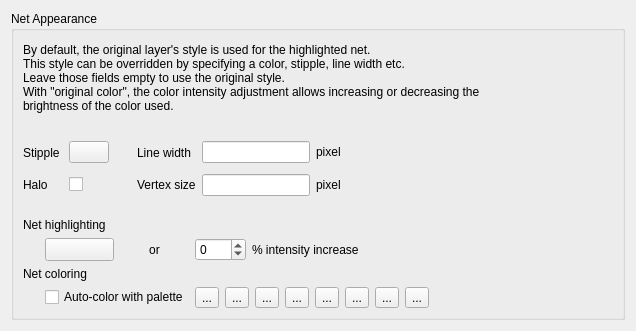
The window that src/laybasic/laybasic/NetlistBrowserConfigPage2.ui (KLayout/klayout) describes before a commit, drawn with Qt 5.
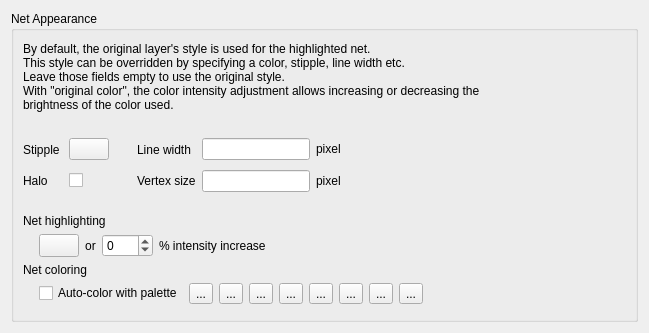
The same window after the commit. Custom widgets are drawn as their Qt base class.

Commit message: Netlist browser - some bugfixes, multiple selection of nets, colorizing

```diff
--- a/src/laybasic/laybasic/NetlistBrowserConfigPage2.ui
+++ b/src/laybasic/laybasic/NetlistBrowserConfigPage2.ui
@@ -6,8 +6,8 @@
    <rect>
     <x>0</x>
     <y>0</y>
-    <width>571</width>
-    <height>331</height>
+    <width>649</width>
+    <height>333</height>
    </rect>
   </property>
   <property name="windowTitle">
@@ -89,14 +89,35 @@
          <property name="spacing">
           <number>6</number>
          </property>
-         <item row="0" column="0" colspan="6">
-          <widget class="QLabel" name="label_3">
+         <item row="3" column="0" colspan="4">
+          <widget class="QLabel" name="label_8">
            <property name="text">
-            <string>Net highlighting</string>
+            <string>Net coloring</string>
            </property>
           </widget>
          </item>
-         <item row="3" column="0">
+         <item row="1" column="0" colspan="4">
+          <widget class="QFrame" name="frame_4">
+           <property name="frameShape">
+            <enum>QFrame::NoFrame</enum>
+           </property>
+           <property name="frameShadow">
+            <enum>QFrame::Raised</enum>
+           </property>
+           <layout class="QHBoxLayout" name="horizontalLayout">
+            <property name="leftMargin">
+             <number>0</number>
+            </property>
+            <property name="topMargin">
+             <number>0</number>
+            </property>
+            <property name="rightMargin">
+             <number>0</number>
+            </property>
+            <property name="bottomMargin">
+             <number>0</number>
+            </property>
+            <item>
           <spacer>
            <property name="orientation">
             <enum>Qt::Horizontal</enum>
@@ -112,23 +133,23 @@
            </property>
           </spacer>
          </item>
-         <item row="1" column="0">
-          <spacer>
-           <property name="orientation">
-            <enum>Qt::Horizontal</enum>
-           </property>
-           <property name="sizeType">
-            <enum>QSizePolicy::Fixed</enum>
-           </property>
-           <property name="sizeHint" stdset="0">
-            <size>
-             <width>16</width>
-             <height>20</height>
-            </size>
-           </property>
-          </spacer>
-         </item>
-         <item row="1" column="2">
+            <item>
+             <widget class="lay::ColorButton" name="color_pb">
+              <property name="sizePolicy">
+               <sizepolicy hsizetype="Preferred" vsizetype="Ignored">
+                <horstretch>0</horstretch>
+                <verstretch>0</verstretch>
+               </sizepolicy>
+              </property>
+              <property name="toolTip">
+               <string>The color in which the rulers are drawn</string>
+              </property>
+              <property name="text">
+               <string/>
+              </property>
+             </widget>
+            </item>
+            <item>
           <widget class="QLabel" name="label_9">
            <property name="text">
             <string>or</string>
@@ -138,14 +159,27 @@
            </property>
           </widget>
          </item>
-         <item row="1" column="4">
+            <item>
+             <widget class="QSpinBox" name="brightness_sb">
+              <property name="minimum">
+               <number>-100</number>
+              </property>
+              <property name="maximum">
+               <number>100</number>
+              </property>
+              <property name="singleStep">
+               <number>10</number>
+              </property>
+             </widget>
+            </item>
+            <item>
           <widget class="QLabel" name="label_4">
            <property name="text">
             <string>% intensity increase</string>
            </property>
           </widget>
          </item>
-         <item row="1" column="5">
+            <item>
           <spacer>
            <property name="orientation">
             <enum>Qt::Horizontal</enum>
@@ -158,7 +192,17 @@
            </property>
           </spacer>
          </item>
-         <item row="3" column="3" colspan="3">
+           </layout>
+          </widget>
+         </item>
+         <item row="0" column="0" colspan="4">
+          <widget class="QLabel" name="label_3">
+           <property name="text">
+            <string>Net highlighting</string>
+           </property>
+          </widget>
+         </item>
+         <item row="5" column="1" colspan="3">
           <widget class="QFrame" name="frame_3">
            <property name="frameShape">
             <enum>QFrame::NoFrame</enum>
@@ -182,6 +226,53 @@
             <property name="bottomMargin">
              <number>0</number>
             </property>
+           </layout>
+          </widget>
+         </item>
+         <item row="4" column="0" colspan="4">
+          <widget class="QFrame" name="frame_5">
+           <property name="frameShape">
+            <enum>QFrame::NoFrame</enum>
+           </property>
+           <property name="frameShadow">
+            <enum>QFrame::Raised</enum>
+           </property>
+           <layout class="QHBoxLayout" name="horizontalLayout_2">
+            <property name="leftMargin">
+             <number>0</number>
+            </property>
+            <property name="topMargin">
+             <number>0</number>
+            </property>
+            <property name="rightMargin">
+             <number>0</number>
+            </property>
+            <property name="bottomMargin">
+             <number>0</number>
+            </property>
+            <item>
+             <spacer>
+              <property name="orientation">
+               <enum>Qt::Horizontal</enum>
+              </property>
+              <property name="sizeType">
+               <enum>QSizePolicy::Fixed</enum>
+              </property>
+              <property name="sizeHint" stdset="0">
+               <size>
+                <width>16</width>
+                <height>20</height>
+               </size>
+              </property>
+             </spacer>
+            </item>
+            <item>
+             <widget class="QCheckBox" name="cycle_colors_cb">
+              <property name="text">
+               <string>Auto-color with palette</string>
+              </property>
+             </widget>
+            </item>
             <item>
              <widget class="QToolButton" name="cc0">
               <property name="text">
@@ -196,27 +287,6 @@
               </property>
              </widget>
             </item>
-            <item>
-             <widget class="QToolButton" name="cc2">
-              <property name="text">
-               <string>...</string>
-              </property>
-             </widget>
-            </item>
-            <item>
-             <widget class="QToolButton" name="cc3">
-              <property name="text">
-               <string>...</string>
-              </property>
-             </widget>
-            </item>
-            <item>
-             <widget class="QToolButton" name="cc4">
-              <property name="text">
-               <string>...</string>
-              </property>
-             </widget>
-            </item>
             <item>
              <widget class="QToolButton" name="cc5">
               <property name="text">
@@ -231,6 +301,13 @@
               </property>
              </widget>
             </item>
+            <item>
+             <widget class="QToolButton" name="cc3">
+              <property name="text">
+               <string>...</string>
+              </property>
+             </widget>
+            </item>
             <item>
              <widget class="QToolButton" name="cc7">
               <property name="text">
@@ -238,6 +315,20 @@
               </property>
              </widget>
             </item>
+            <item>
+             <widget class="QToolButton" name="cc4">
+              <property name="text">
+               <string>...</string>
+              </property>
+             </widget>
+            </item>
+            <item>
+             <widget class="QToolButton" name="cc2">
+              <property name="text">
+               <string>...</string>
+              </property>
+             </widget>
+            </item>
             <item>
              <spacer>
               <property name="orientation">
@@ -254,49 +345,6 @@
            </layout>
           </widget>
          </item>
-         <item row="3" column="1" colspan="2">
-          <widget class="QCheckBox" name="cycle_colors_cb">
-           <property name="text">
-            <string>Auto-color with palette</string>
-           </property>
-          </widget>
-         </item>
-         <item row="2" column="0" colspan="6">
-          <widget class="QLabel" name="label_8">
-           <property name="text">
-            <string>Net coloring</string>
-           </property>
-          </widget>
-         </item>
-         <item row="1" column="3">
-          <widget class="QSpinBox" name="brightness_sb">
-           <property name="minimum">
-            <number>-100</number>
-           </property>
-           <property name="maximum">
-            <number>100</number>
-           </property>
-           <property name="singleStep">
-            <number>10</number>
-           </property>
-          </widget>
-         </item>
-         <item row="1" column="1">
-          <widget class="lay::ColorButton" name="color_pb">
-           <property name="sizePolicy">
-            <sizepolicy hsizetype="Ignored" vsizetype="Ignored">
-             <horstretch>0</horstretch>
-             <verstretch>0</verstretch>
-            </sizepolicy>
-           </property>
-           <property name="toolTip">
-            <string>The color in which the rulers are drawn</string>
-           </property>
-           <property name="text">
-            <string/>
-           </property>
-          </widget>
-         </item>
         </layout>
        </widget>
       </item>
```
Lines whose indentation alone changed are shown as unchanged. The commit also changes 4 other files.
